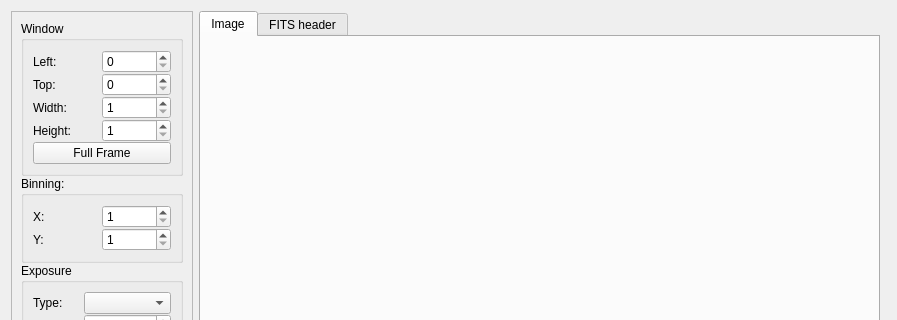
Above: pyobs_gui/qt/widgetcamera.ui from pyobs/pyobs-gui before the change; both pictures show x 0 to 897 and y 0 to 320 of the 897 by 657 pixel window. Below: the same form after it.
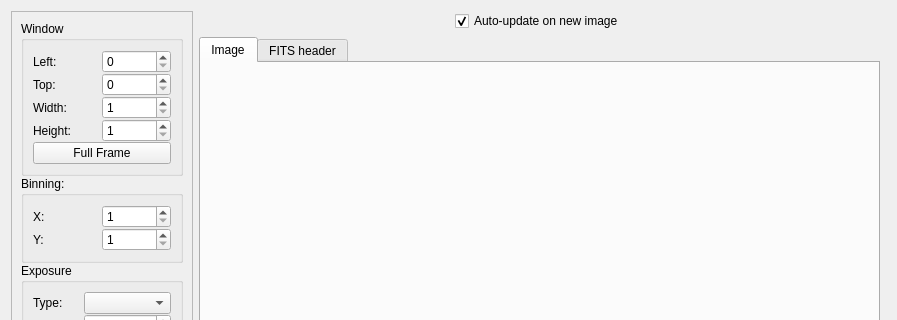
That is the form after the change.

Commit message: disable auto-update of image/headers

```diff
--- a/pyobs_gui/qt/widgetcamera.ui
+++ b/pyobs_gui/qt/widgetcamera.ui
@@ -13,7 +13,7 @@
   <property name="windowTitle">
    <string>Form</string>
   </property>
-  <layout class="QHBoxLayout" name="horizontalLayout" stretch="0,1,0">
+  <layout class="QHBoxLayout" name="horizontalLayout_2" stretch="0,1,0">
    <item>
     <widget class="QScrollArea" name="scrollArea">
      <property name="sizePolicy">
@@ -1128,6 +1128,48 @@
     </widget>
    </item>
    <item>
+    <layout class="QVBoxLayout" name="verticalLayout_3">
+     <item>
+      <layout class="QHBoxLayout" name="horizontalLayout">
+       <item>
+        <spacer name="horizontalSpacer">
+         <property name="orientation">
+          <enum>Qt::Horizontal</enum>
+         </property>
+         <property name="sizeHint" stdset="0">
+          <size>
+           <width>40</width>
+           <height>20</height>
+          </size>
+         </property>
+        </spacer>
+       </item>
+       <item>
+        <widget class="QCheckBox" name="checkAutoUpdate">
+         <property name="text">
+          <string>Auto-update on new image</string>
+         </property>
+         <property name="checked">
+          <bool>true</bool>
+         </property>
+        </widget>
+       </item>
+       <item>
+        <spacer name="horizontalSpacer_2">
+         <property name="orientation">
+          <enum>Qt::Horizontal</enum>
+         </property>
+         <property name="sizeHint" stdset="0">
+          <size>
+           <width>38</width>
+           <height>18</height>
+          </size>
+         </property>
+        </spacer>
+       </item>
+      </layout>
+     </item>
+     <item>
     <widget class="QTabWidget" name="tabWidget">
      <property name="currentIndex">
       <number>0</number>
@@ -1179,6 +1221,8 @@
       </layout>
      </widget>
     </widget>
+     </item>
+    </layout>
    </item>
    <item>
     <widget class="QWidget" name="widgetSidebar" native="true"/>
```
Left out of the diff: 54 changed lines with no effect on the pictures. Lines whose indentation alone changed are shown as unchanged. The commit also changes 2 other files.
